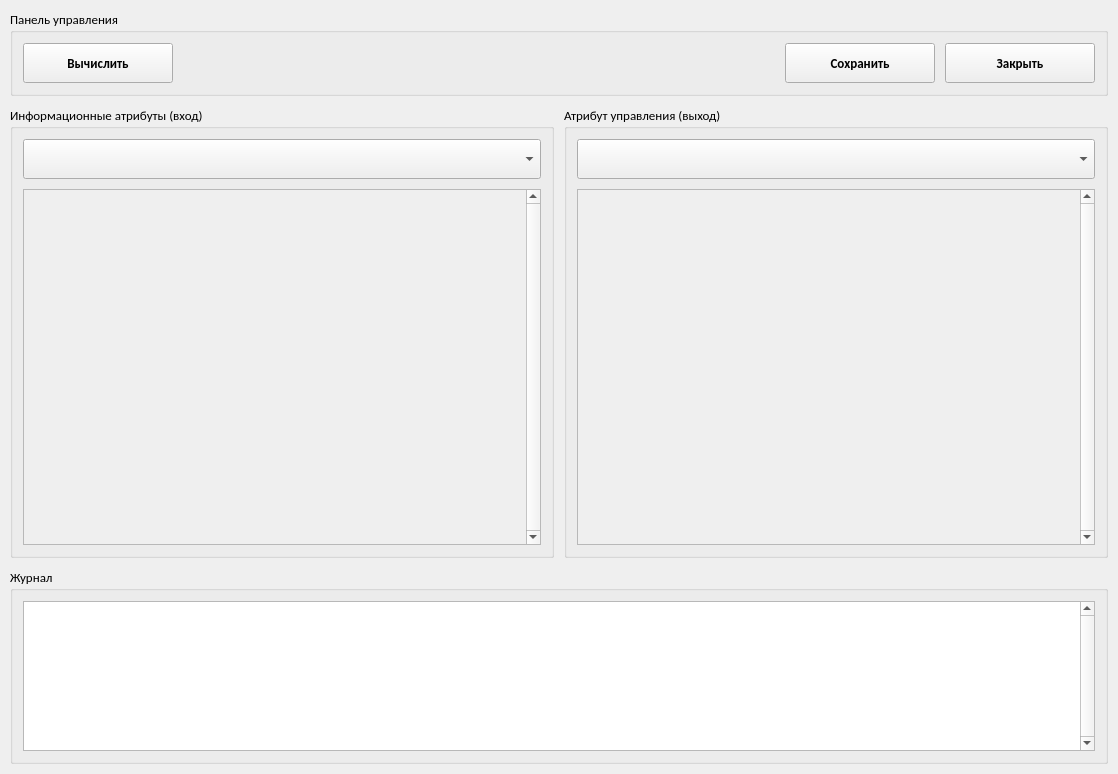
The window that ui/controller_window.ui (WeeIIer/knowledge_representation-lab_2) describes before a commit, drawn with Qt 5.
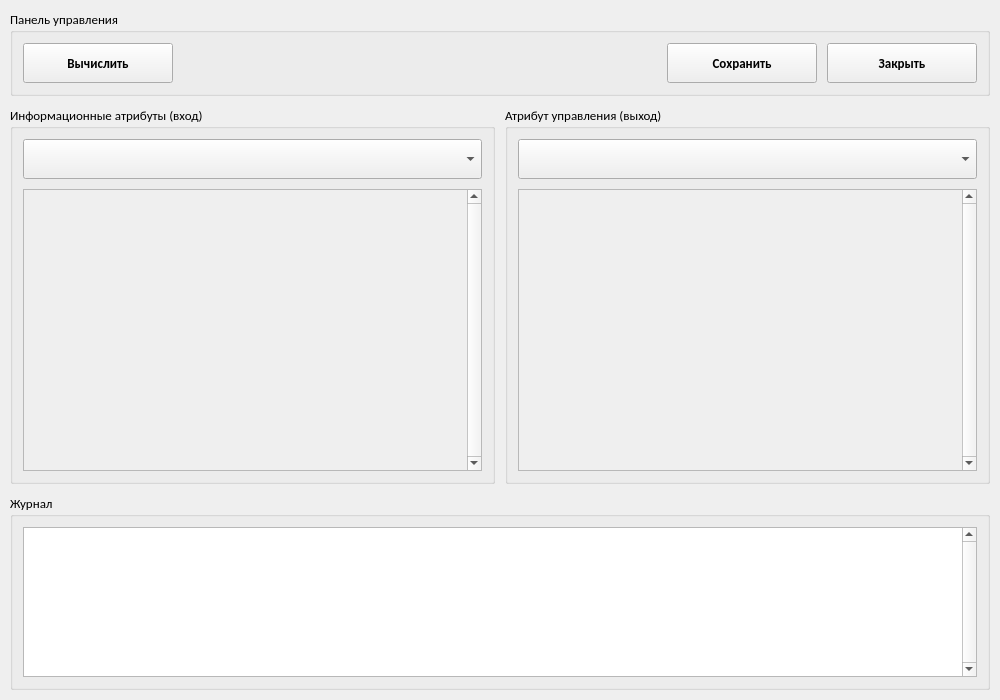
The same window after the commit.

```diff
--- a/ui/controller_window.ui
+++ b/ui/controller_window.ui
@@ -6,8 +6,8 @@
    <rect>
     <x>0</x>
     <y>0</y>
-    <width>1118</width>
-    <height>774</height>
+    <width>1000</width>
+    <height>700</height>
    </rect>
   </property>
   <property name="sizePolicy">
@@ -295,8 +295,8 @@
             <rect>
              <x>0</x>
              <y>0</y>
-             <width>502</width>
-             <height>379</height>
+             <width>443</width>
+             <height>305</height>
             </rect>
            </property>
            <property name="autoFillBackground">
@@ -446,8 +446,8 @@
             <rect>
              <x>0</x>
              <y>0</y>
-             <width>502</width>
-             <height>379</height>
+             <width>443</width>
+             <height>305</height>
             </rect>
            </property>
            <property name="autoFillBackground">
```
